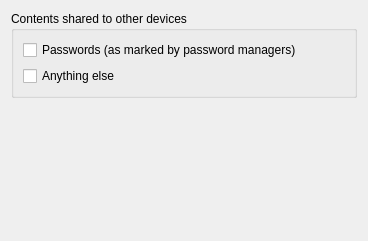
KDE/kdeconnect-kde, file plugins/clipboard/clipboard_config.ui: the form before one commit.
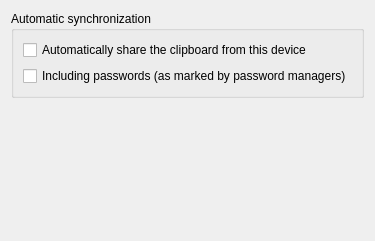
The form after the commit.

Commit message:
Allow disabling clipboard auto-share and add option to share manually
Continues the work started in !396 by rebasing it onto latest master and
making the "send clipboard" button from the plasmoid invisible when
automatic syncing is enabled.

I didn't find a way to do the same in kdeconnect-indicator and
kdeconnect-app (why do we have 3 UIs???), so there we always show the
option for now.

The edit to the form file:
```diff
--- a/plugins/clipboard/clipboard_config.ui
+++ b/plugins/clipboard/clipboard_config.ui
@@ -29,20 +29,20 @@
       </sizepolicy>
      </property>
      <property name="title">
-      <string>Contents shared to other devices</string>
+      <string>Automatic synchronization</string>
      </property>
      <layout class="QVBoxLayout" name="verticalLayout_2">
       <item>
-       <widget class="QCheckBox" name="check_password">
+       <widget class="QCheckBox" name="check_autoshare">
         <property name="text">
-         <string>Passwords (as marked by password managers)</string>
+         <string>Automatically share the clipboard from this device</string>
         </property>
        </widget>
       </item>
       <item>
-       <widget class="QCheckBox" name="check_unknown">
+       <widget class="QCheckBox" name="check_password">
         <property name="text">
-         <string>Anything else</string>
+         <string>Including passwords (as marked by password managers)</string>
         </property>
        </widget>
       </item>
```
The commit also changes 15 other files.
